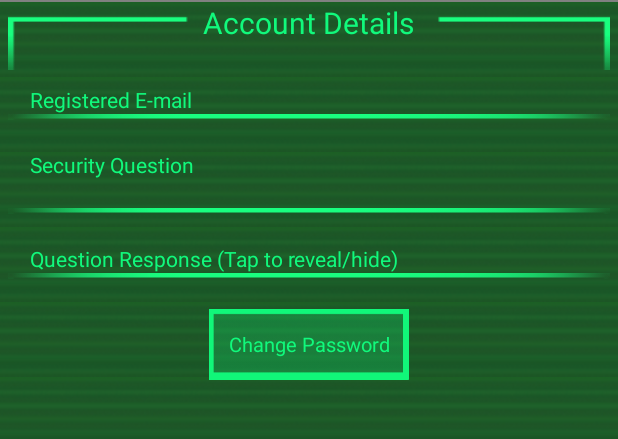
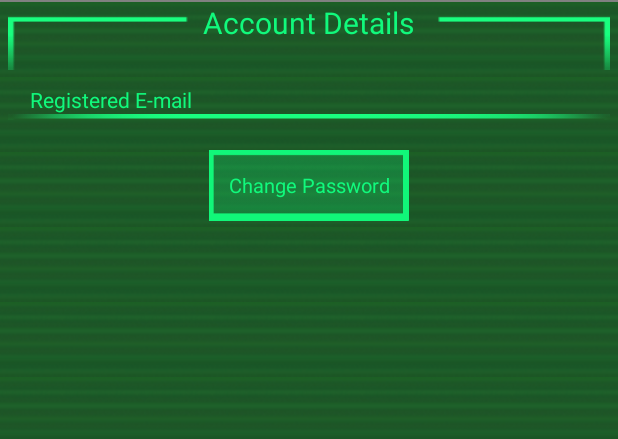
Before and after one commit to joshru/GeoTracker, an Android app: the fragment AccountFragment shown on its own in the app's theme, on a phone screen of 412 x 824 dp, the part 36-475 px from its top. Run offline under Robolectric (Android 15) with nearby library versions, the phone set to English and light mode, and no system bars.

Commit message:
Account Fragment Changes

```diff
--- a/app/src/main/java/com/tcss450/moneyteam/geotracker/Utilities/WebServiceHelper.java
+++ b/app/src/main/java/com/tcss450/moneyteam/geotracker/Utilities/WebServiceHelper.java
@@ -113,6 +113,11 @@ public class WebServiceHelper {
 
         String query = BASE_URL + "login.php?" + "email=" + email + "&password=" + password;
         mDownloadTask.execute(query);
+
+        SharedPreferences myPreferences = mContext.getSharedPreferences(mContext.getString(R.string.user_info_main_key),
+                Context.MODE_PRIVATE);
+        SharedPreferences.Editor myEditor = myPreferences.edit();
+        myEditor.putString(mContext.getString(R.string.saved_email_key), email).commit();
 
     }
 
--- a/app/src/main/java/com/tcss450/moneyteam/geotracker/activities/LoginActivity.java
+++ b/app/src/main/java/com/tcss450/moneyteam/geotracker/activities/LoginActivity.java
@@ -150,7 +150,7 @@ public class LoginActivity extends FragmentActivity {
 
         SharedPreferences myPreferences = getSharedPreferences(getString(R.string.user_info_main_key), Context.MODE_PRIVATE);
         SharedPreferences.Editor myEditor = myPreferences.edit();
-        myEditor.putString(getString(R.string.saved_email_key), emailCred);
+        myEditor.putString(getString(R.string.saved_email_key), emailCred).commit();
 
         WebServiceHelper webServiceHelper = new WebServiceHelper(this);
        // webServiceHelper.loginUser();
--- a/app/src/main/java/com/tcss450/moneyteam/geotracker/fragments/AccountFragment.java
+++ b/app/src/main/java/com/tcss450/moneyteam/geotracker/fragments/AccountFragment.java
@@ -37,7 +37,7 @@ public class AccountFragment extends Fragment {
     private Button mPasswordResetButton;
 
     /** Security question layout*/
-    private RelativeLayout mAnswerLayout;
+    private RelativeLayout mEmailLayout;
 
     /** Root view*/
     private View rootView;
@@ -63,21 +63,15 @@ public class AccountFragment extends Fragment {
 
             //GET REFERENCE TO VIEW FIELDS~~~~~~~~~~~~~~~~~~~~~~~~~~~~~~~~~~~~~~~~~~
             mUserEmailLabel = (TextView) rootView.findViewById(R.id.f_account_email);
-            mUserQuestionLabel = (TextView) rootView.findViewById(R.id.f_account_question);
-            mUserAnswerLabel = (TextView) rootView.findViewById(R.id.f_account_answer);
             mPasswordResetButton = (Button) rootView.findViewById(R.id.account_password_reset);
-            mAnswerLayout = (RelativeLayout) rootView.findViewById(R.id.account_answer_layout);
+            mEmailLayout = (RelativeLayout) rootView.findViewById(R.id.f_email_layout);
 
             //GET SHARED PREFERENCES~~~~~~~~~~~~~~~~~~~~~~~~~~~~~~~~~~~~~~~~~~~~~~~~
             myPreferences = getActivity().getSharedPreferences(getString(R.string.user_info_main_key), Context.MODE_PRIVATE);
             String userEmail = myPreferences.getString(getString(R.string.saved_email_key), "");
-            String userQuestion = myPreferences.getString(getString(R.string.saved_question_key), "");
-            String userAnswer = myPreferences.getString(getString(R.string.saved_question_answer_key), "");
 
             //SET USER FIELDS~~~~~~~~~~~~~~~~~~~~~~~~~~~~~~~~~~~~~~~~~~~~~~~~~~~~~~~
             mUserEmailLabel.setText(userEmail);
-            mUserQuestionLabel.setText(userQuestion);
-            mUserAnswerLabel.setText(userAnswer);
 
             //SET ONCLICK LISTENERS~~~~~~~~~~~~~~~~~~~~~~~~~~~~~~~~~~~~~~~~~~~~~~~~~
             mPasswordResetButton.setOnClickListener(new View.OnClickListener() {
@@ -88,11 +82,11 @@ public class AccountFragment extends Fragment {
                 }
             });
 
-            mAnswerLayout.setOnClickListener(new View.OnClickListener() {
+            mEmailLayout.setOnClickListener(new View.OnClickListener() {
                 @Override
                 public void onClick(View v) {
-                    ImageView lineView = (ImageView) getActivity().findViewById(R.id.account_line_bar);
-                    TextView answer = (TextView) getActivity().findViewById(R.id.f_account_answer);
+                    ImageView lineView = (ImageView) getActivity().findViewById(R.id.f_email_line);
+                    TextView answer = (TextView) getActivity().findViewById(R.id.f_account_email);
                     ScaleAnimation anim = new ScaleAnimation(0.0f, 1.0f, 1.0f, 1.0f, Animation.RELATIVE_TO_SELF,1.0f, Animation.RELATIVE_TO_SELF, 0.5f);
                     anim.setDuration(700);
                     lineView.startAnimation(anim);
@@ -112,11 +106,7 @@ public class AccountFragment extends Fragment {
      * OnClickListener for change password button.
      */
     public void changePassword() {
-        View lineView = getActivity().findViewById(R.id.account_line_bar);
-        ScaleAnimation anim = new ScaleAnimation(0.0f, 1.0f, 1.0f, 1.0f, Animation.RELATIVE_TO_SELF,1.0f, Animation.RELATIVE_TO_SELF, 0.5f);
-        anim.setDuration(700);
-        lineView.startAnimation(anim);
         ForgotPasswordDialog dialog = ForgotPasswordDialog.newInstance();
-       dialog.show(getFragmentManager(), "forgotPW");
+        dialog.show(getFragmentManager(), "forgotPW");
     }
 }
--- a/app/src/main/res/layout/fragment_account_settings.xml
+++ b/app/src/main/res/layout/fragment_account_settings.xml
@@ -35,12 +35,13 @@
         android:layout_width="fill_parent"
         android:layout_height="wrap_content"
         android:layout_marginBottom="10dp"
-        android:layout_marginTop="10dp">
+        android:layout_marginTop="10dp"
+        android:id="@+id/f_email_layout">
 
         <ImageView
             android:layout_width="fill_parent"
             android:layout_height="wrap_content"
-            android:id="@+id/imageView9"
+            android:id="@+id/f_email_line"
             android:background="@drawable/pip_hud_flat_bar"
             android:layout_marginLeft="5dp"
             android:layout_marginRight="5dp"
@@ -70,85 +71,6 @@
     </RelativeLayout>
 
     <RelativeLayout
-        android:layout_width="fill_parent"
-        android:layout_height="wrap_content"
-        android:layout_marginTop="10dp"
-        android:layout_marginBottom="10dp">
-
-        <ImageView
-            android:layout_width="fill_parent"
-            android:layout_height="wrap_content"
-            android:id="@+id/imageView8"
-            android:background="@drawable/pip_hud_flat_bar"
-            android:layout_marginLeft="5dp"
-            android:layout_marginRight="5dp"
-            android:layout_alignParentBottom="false"
-            android:layout_below="@+id/f_account_question" />
-
-        <TextView
-            android:layout_width="wrap_content"
-            android:layout_height="wrap_content"
-            android:textAppearance="?android:attr/textAppearanceSmall"
-            android:text="@string/account_security_question_current"
-            android:id="@+id/textView16"
-            android:layout_alignParentEnd="false"
-            android:layout_marginStart="20dp"
-            android:textColor="#ff11f97c" />
-
-        <TextView
-            android:layout_width="wrap_content"
-            android:layout_height="wrap_content"
-            android:textAppearance="?android:attr/textAppearanceSmall"
-            android:text="@string/account_fill_text"
-            android:id="@+id/f_account_question"
-            android:textColor="#ff11f97c"
-            android:layout_alignParentEnd="true"
-            android:layout_marginEnd="20dp"
-            android:layout_below="@+id/textView16" />
-    </RelativeLayout>
-
-    <RelativeLayout
-        android:layout_width="fill_parent"
-        android:layout_height="wrap_content"
-        android:layout_marginBottom="10dp"
-        android:layout_marginTop="10dp"
-        android:nestedScrollingEnabled="false"
-        android:id="@+id/account_answer_layout">
-
-        <ImageView
-            android:layout_width="fill_parent"
-            android:layout_height="wrap_content"
-            android:id="@+id/account_line_bar"
-            android:background="@drawable/pip_hud_flat_bar"
-            android:layout_marginLeft="5dp"
-            android:layout_marginRight="5dp"
-            android:layout_alignParentBottom="false"
-            android:layout_below="@+id/f_account_answer" />
-
-        <TextView
-            android:layout_width="wrap_content"
-            android:layout_height="wrap_content"
-            android:textAppearance="?android:attr/textAppearanceSmall"
-            android:text="@string/account_current_account_question"
-            android:id="@+id/textView18"
-            android:layout_alignParentEnd="false"
-            android:layout_marginStart="20dp"
-            android:textColor="#ff11f97c" />
-
-        <TextView
-            android:layout_width="wrap_content"
-            android:layout_height="wrap_content"
-            android:textAppearance="?android:attr/textAppearanceSmall"
-            android:text="@string/account_fill_text"
-            android:id="@+id/f_account_answer"
-            android:textColor="#ff11f97c"
-            android:layout_alignParentEnd="true"
-            android:layout_marginEnd="20dp"
-            android:visibility="invisible" />
-
-    </RelativeLayout>
-
-    <RelativeLayout
         android:layout_width="133dp"
         android:layout_height="47dp"
         android:layout_gravity="center_horizontal"
```
